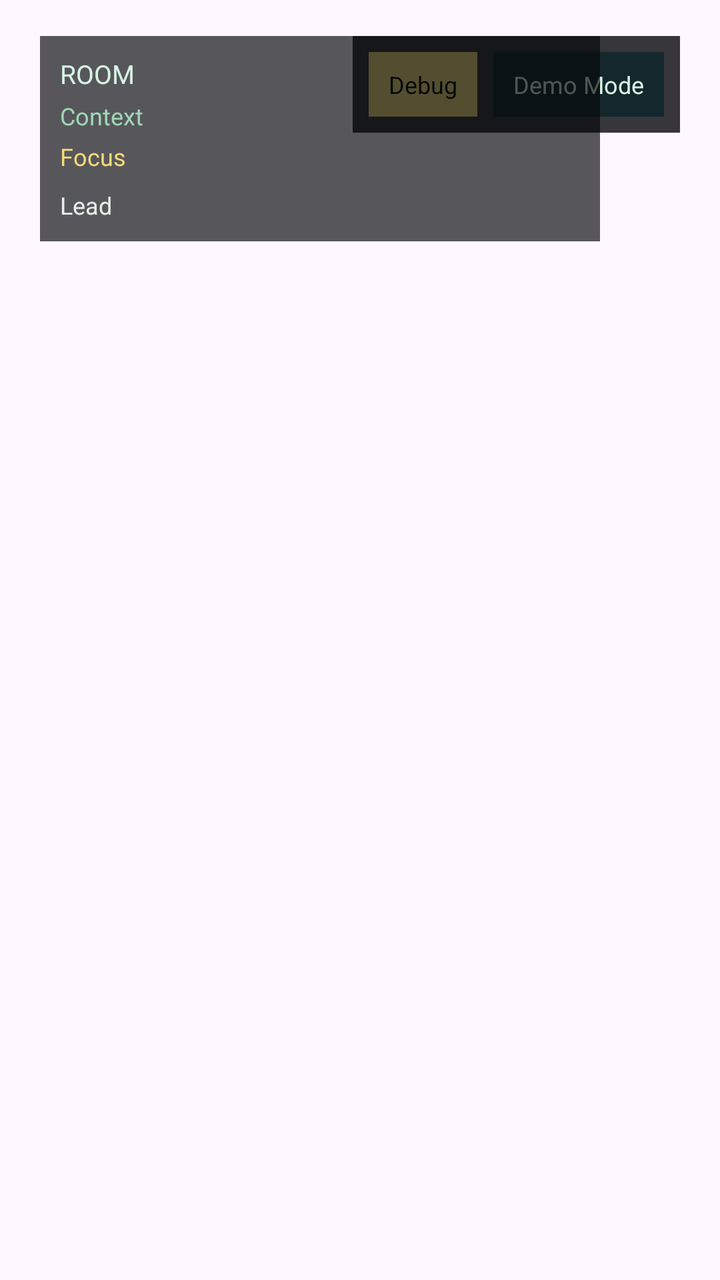
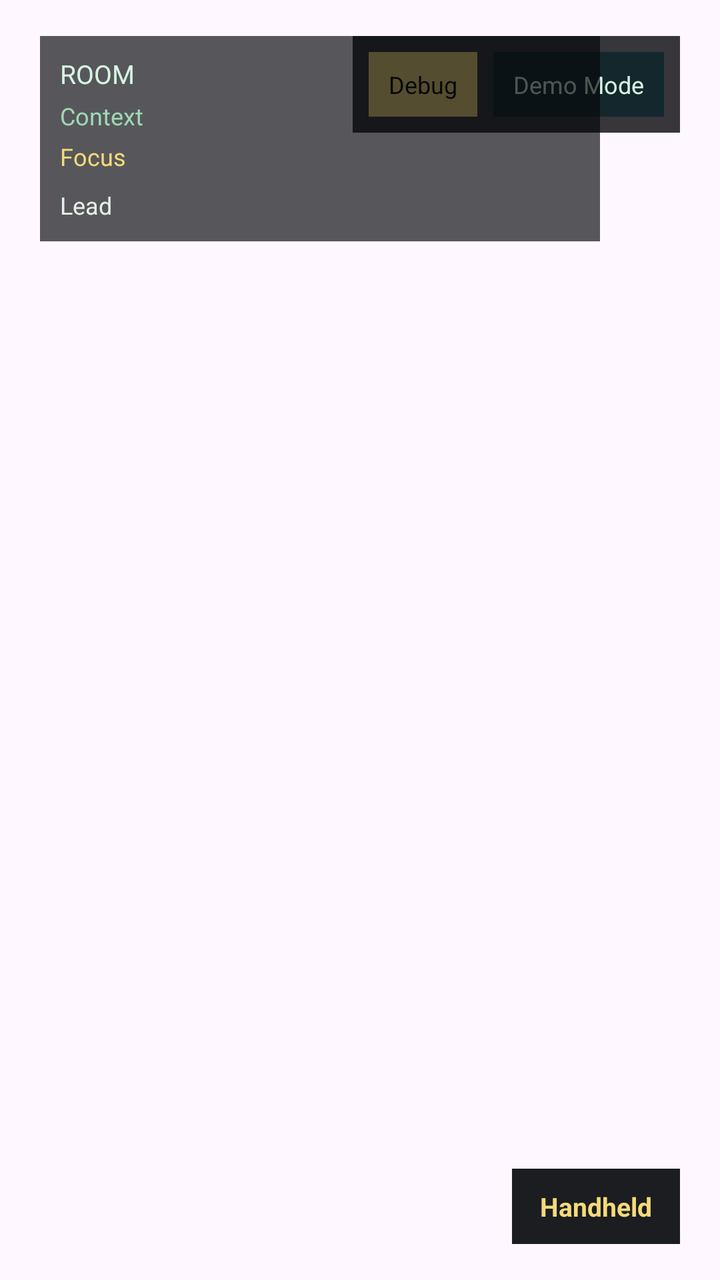

An Android layout rendered at two revisions. The XML below is the earlier revision; the diff shows what the commit changed to produce the second picture.
<!-- AndroidManifest.xml: application theme Theme.TraceRoute -->
<!-- res/layout/fragment_world_investigation.xml -->
<?xml version="1.0" encoding="utf-8"?>
<FrameLayout xmlns:android="http://schemas.android.com/apk/res/android"
    android:id="@+id/world_investigation_root"
    android:layout_width="match_parent"
    android:layout_height="match_parent">

    <FrameLayout
        android:id="@+id/game_view_container"
        android:layout_width="match_parent"
        android:layout_height="match_parent" />

    <FrameLayout
        android:id="@+id/debug_visualization_overlay"
        android:layout_width="match_parent"
        android:layout_height="match_parent"
        android:clickable="false"
        android:focusable="false" />

    <LinearLayout
        android:id="@+id/debug_control_panel"
        android:layout_width="wrap_content"
        android:layout_height="wrap_content"
        android:layout_gravity="top|end"
        android:layout_marginTop="18dp"
        android:layout_marginEnd="20dp"
        android:background="#CC05080A"
        android:orientation="vertical"
        android:padding="8dp">

        <LinearLayout
            android:id="@+id/debug_chip_row"
            android:layout_width="wrap_content"
            android:layout_height="wrap_content"
            android:orientation="horizontal">

            <TextView
                android:id="@+id/debug_panel_toggle"
                android:layout_width="wrap_content"
                android:layout_height="wrap_content"
                android:background="#F5DA7A"
                android:clickable="true"
                android:focusable="true"
                android:paddingStart="10dp"
                android:paddingTop="8dp"
                android:paddingEnd="10dp"
                android:paddingBottom="8dp"
                android:text="Debug"
                android:textColor="#05080A"
                android:textSize="12sp" />

            <TextView
                android:id="@+id/demo_mode_toggle"
                android:layout_width="wrap_content"
                android:layout_height="wrap_content"
                android:layout_marginStart="8dp"
                android:background="#14272D"
                android:clickable="true"
                android:focusable="true"
                android:paddingStart="10dp"
                android:paddingTop="8dp"
                android:paddingEnd="10dp"
                android:paddingBottom="8dp"
                android:text="Demo Mode"
                android:textColor="#D6F5E3"
                android:textSize="12sp" />

        </LinearLayout>

        <LinearLayout
            android:id="@+id/debug_tool_row"
            android:layout_width="wrap_content"
            android:layout_height="wrap_content"
            android:layout_marginTop="8dp"
            android:orientation="horizontal"
            android:visibility="gone">

            <TextView
                android:id="@+id/debug_overlay_toggle"
                android:layout_width="wrap_content"
                android:layout_height="wrap_content"
                android:background="#14272D"
                android:clickable="true"
                android:focusable="true"
                android:paddingStart="10dp"
                android:paddingTop="8dp"
                android:paddingEnd="10dp"
                android:paddingBottom="8dp"
                android:text="Overlay On"
                android:textColor="#D6F5E3"
                android:textSize="12sp" />

            <TextView
                android:id="@+id/debug_reset_run"
                android:layout_width="wrap_content"
                android:layout_height="wrap_content"
                android:layout_marginStart="8dp"
                android:background="#14272D"
                android:clickable="true"
                android:focusable="true"
                android:paddingStart="10dp"
                android:paddingTop="8dp"
                android:paddingEnd="10dp"
                android:paddingBottom="8dp"
                android:text="Reset Run"
                android:textColor="#D6F5E3"
                android:textSize="12sp" />

            <TextView
                android:id="@+id/debug_unlock_core"
                android:layout_width="wrap_content"
                android:layout_height="wrap_content"
                android:layout_marginStart="8dp"
                android:background="#14272D"
                android:clickable="true"
                android:focusable="true"
                android:paddingStart="10dp"
                android:paddingTop="8dp"
                android:paddingEnd="10dp"
                android:paddingBottom="8dp"
                android:text="Unlock Core"
                android:textColor="#D6F5E3"
                android:textSize="12sp" />

        </LinearLayout>

    </LinearLayout>

    <LinearLayout
        android:id="@+id/debug_room_context_panel"
        android:layout_width="wrap_content"
        android:layout_height="wrap_content"
        android:layout_gravity="top|start"
        android:layout_marginStart="20dp"
        android:layout_marginTop="18dp"
        android:background="#AA05080A"
        android:clickable="false"
        android:focusable="false"
        android:orientation="vertical"
        android:padding="10dp">

        <TextView
            android:id="@+id/debug_room_title"
            android:layout_width="wrap_content"
            android:layout_height="wrap_content"
            android:text="ROOM"
            android:textColor="#D6F5E3"
            android:textSize="13sp" />

        <TextView
            android:id="@+id/debug_room_context"
            android:layout_width="wrap_content"
            android:layout_height="wrap_content"
            android:layout_marginTop="4dp"
            android:text="Context"
            android:textColor="#9FD8B4"
            android:textSize="12sp" />

        <TextView
            android:id="@+id/debug_label_room_hotspot"
            android:layout_width="wrap_content"
            android:layout_height="wrap_content"
            android:layout_marginTop="4dp"
            android:text="Focus"
            android:textColor="#F5DA7A"
            android:textSize="12sp" />

        <TextView
            android:id="@+id/debug_current_lead"
            android:layout_width="260dp"
            android:layout_height="wrap_content"
            android:layout_marginTop="8dp"
            android:text="Lead"
            android:textColor="#E6EEE8"
            android:textSize="12sp" />

    </LinearLayout>

</FrameLayout>
<!-- resources referenced by this layout -->
<resources>
  <style name="Theme.TraceRoute" parent="Base.Theme.TraceRoute" />
  <style name="Base.Theme.TraceRoute" parent="Theme.Material3.DayNight.NoActionBar">
          
          
      </style>
</resources>

<!-- the commit's change to res/layout/fragment_world_investigation.xml (unified diff, before → after) -->
@@ -125,6 +125,25 @@
 
     </LinearLayout>
 
+    <TextView
+        android:id="@+id/open_handheld_button"
+        android:layout_width="wrap_content"
+        android:layout_height="wrap_content"
+        android:layout_gravity="bottom|end"
+        android:layout_marginEnd="20dp"
+        android:layout_marginBottom="18dp"
+        android:background="#E805080A"
+        android:clickable="true"
+        android:focusable="true"
+        android:paddingStart="14dp"
+        android:paddingTop="10dp"
+        android:paddingEnd="14dp"
+        android:paddingBottom="10dp"
+        android:text="Handheld"
+        android:textColor="#F5DA7A"
+        android:textSize="13sp"
+        android:textStyle="bold" />
+
     <LinearLayout
         android:id="@+id/debug_room_context_panel"
         android:layout_width="wrap_content"
